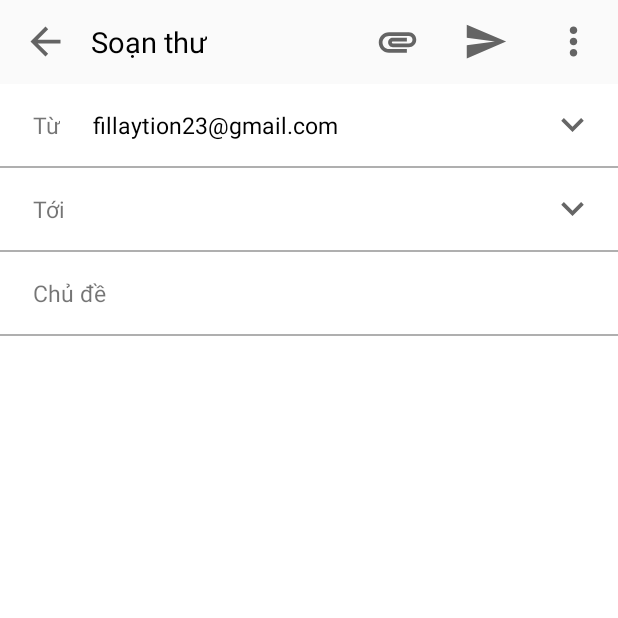
After one commit to JeffKi11er/email_client_app, an Android app: the ComposeActivity screen opened directly, with no data from a screen before it, on a phone screen of 412 x 824 dp, the top half of it. The commit adds this screen. Run offline under Robolectric (Android 15) with nearby library versions, the phone set to English and light mode, and no system bars.

Commit message:
Done activity_compose.xml, doing ActivityCompose.java

```diff
--- a/app/src/main/AndroidManifest.xml
+++ b/app/src/main/AndroidManifest.xml
@@ -9,6 +9,7 @@
         android:roundIcon="@mipmap/ic_launcher_round"
         android:supportsRtl="true"
         android:theme="@style/Theme.Design.Light.NoActionBar">
+        <activity android:name=".activity.ComposeActivity"></activity>
         <activity android:name=".MainActivity">
             <intent-filter>
                 <action android:name="android.intent.action.MAIN" />
--- a/app/src/main/java/com/example/email_client_app/MainActivity.java
+++ b/app/src/main/java/com/example/email_client_app/MainActivity.java
@@ -3,16 +3,20 @@ package com.example.email_client_app;
 import androidx.appcompat.app.AppCompatActivity;
 import androidx.drawerlayout.widget.DrawerLayout;
 
+import android.content.Intent;
 import android.os.Bundle;
 import android.view.View;
 import android.widget.ImageView;
+import android.widget.TextView;
 
+import com.example.email_client_app.activity.ComposeActivity;
 import com.google.android.material.navigation.NavigationView;
 
-public class MainActivity extends AppCompatActivity {
-    ImageView imageViewBar;
-    DrawerLayout drawerLayout;
-    NavigationView nav;
+public class MainActivity extends AppCompatActivity implements View.OnClickListener {
+    private ImageView imageViewBar;
+    private DrawerLayout drawerLayout;
+    private NavigationView nav;
+    private TextView tvCompose;
     @Override
     protected void onCreate(Bundle savedInstanceState) {
         super.onCreate(savedInstanceState);
@@ -23,6 +27,8 @@ public class MainActivity extends AppCompatActivity {
         imageViewBar = findViewById(R.id.img_bar);
         nav = findViewById(R.id.navigationView);
         drawerLayout = findViewById(R.id.drawable);
+        tvCompose = findViewById(R.id.tv_mes);
+        tvCompose.setOnClickListener(this);
         imageViewBar.setOnClickListener(new View.OnClickListener() {
             @Override
             public void onClick(View v) {
@@ -30,4 +36,15 @@ public class MainActivity extends AppCompatActivity {
             }
         });
     }
+
+    @Override
+    public void onClick(View v) {
+        switch (v.getId()){
+            case R.id.tv_mes:
+                Intent intent = new Intent(this, ComposeActivity.class);
+                startActivity(intent);
+                finish();
+                break;
+        }
+    }
 }
--- /dev/null
+++ b/app/src/main/java/com/example/email_client_app/activity/ComposeActivity.java
@@ -0,0 +1,36 @@
+package com.example.email_client_app.activity;
+
+import androidx.appcompat.app.AppCompatActivity;
+
+import android.content.Intent;
+import android.os.Bundle;
+import android.view.View;
+import android.widget.ImageView;
+
+import com.example.email_client_app.MainActivity;
+import com.example.email_client_app.R;
+
+public class ComposeActivity extends AppCompatActivity implements View.OnClickListener {
+    private ImageView imgBack;
+    @Override
+    protected void onCreate(Bundle savedInstanceState) {
+        super.onCreate(savedInstanceState);
+        setContentView(R.layout.activity_compose);
+        init();
+    }
+
+    private void init() {
+        imgBack = findViewById(R.id.img_return);
+        imgBack.setOnClickListener(this);
+    }
+
+    @Override
+    public void onClick(View v) {
+        switch (v.getId()){
+            case R.id.img_return:
+                Intent intent = new Intent(this, MainActivity.class);
+                startActivity(intent);
+                finish();
+        }
+    }
+}
--- /dev/null
+++ b/app/src/main/res/drawable/ic_arrow_back.xml
@@ -0,0 +1,10 @@
+<vector xmlns:android="http://schemas.android.com/apk/res/android"
+    android:width="24dp"
+    android:height="24dp"
+    android:viewportWidth="24"
+    android:viewportHeight="24"
+    android:tint="?attr/colorControlNormal">
+  <path
+      android:fillColor="@android:color/white"
+      android:pathData="M20,11H7.83l5.59,-5.59L12,4l-8,8 8,8 1.41,-1.41L7.83,13H20v-2z"/>
+</vector>
--- /dev/null
+++ b/app/src/main/res/drawable/ic_arrow_down.xml
@@ -0,0 +1,10 @@
+<vector xmlns:android="http://schemas.android.com/apk/res/android"
+    android:width="24dp"
+    android:height="24dp"
+    android:viewportWidth="24"
+    android:viewportHeight="24"
+    android:tint="?attr/colorControlNormal">
+  <path
+      android:fillColor="@android:color/white"
+      android:pathData="M7.41,8.59L12,13.17l4.59,-4.58L18,10l-6,6 -6,-6 1.41,-1.41z"/>
+</vector>
--- /dev/null
+++ b/app/src/main/res/drawable/ic_attachment.xml
@@ -0,0 +1,10 @@
+<vector xmlns:android="http://schemas.android.com/apk/res/android"
+    android:width="24dp"
+    android:height="24dp"
+    android:viewportWidth="24"
+    android:viewportHeight="24"
+    android:tint="?attr/colorControlNormal">
+  <path
+      android:fillColor="@android:color/white"
+      android:pathData="M2,12.5C2,9.46 4.46,7 7.5,7H18c2.21,0 4,1.79 4,4s-1.79,4 -4,4H9.5C8.12,15 7,13.88 7,12.5S8.12,10 9.5,10H17v2H9.41c-0.55,0 -0.55,1 0,1H18c1.1,0 2,-0.9 2,-2s-0.9,-2 -2,-2H7.5C5.57,9 4,10.57 4,12.5S5.57,16 7.5,16H17v2H7.5C4.46,18 2,15.54 2,12.5z"/>
+</vector>
--- /dev/null
+++ b/app/src/main/res/drawable/ic_dot.xml
@@ -0,0 +1,10 @@
+<vector xmlns:android="http://schemas.android.com/apk/res/android"
+    android:width="24dp"
+    android:height="24dp"
+    android:viewportWidth="24"
+    android:viewportHeight="24"
+    android:tint="?attr/colorControlNormal">
+  <path
+      android:fillColor="@android:color/white"
+      android:pathData="M12,8c1.1,0 2,-0.9 2,-2s-0.9,-2 -2,-2 -2,0.9 -2,2 0.9,2 2,2zM12,10c-1.1,0 -2,0.9 -2,2s0.9,2 2,2 2,-0.9 2,-2 -0.9,-2 -2,-2zM12,16c-1.1,0 -2,0.9 -2,2s0.9,2 2,2 2,-0.9 2,-2 -0.9,-2 -2,-2z"/>
+</vector>
--- /dev/null
+++ b/app/src/main/res/layout/activity_compose.xml
@@ -0,0 +1,211 @@
+<?xml version="1.0" encoding="utf-8"?>
+<LinearLayout xmlns:android="http://schemas.android.com/apk/res/android"
+    xmlns:app="http://schemas.android.com/apk/res-auto"
+    xmlns:tools="http://schemas.android.com/tools"
+    android:layout_width="match_parent"
+    android:layout_height="match_parent"
+    android:orientation="vertical"
+    tools:context=".activity.ComposeActivity">
+    <LinearLayout
+        android:layout_width="match_parent"
+        android:layout_height="?attr/actionBarSize"
+        android:orientation="horizontal"
+        android:gravity="center_vertical">
+        <ImageView
+            android:id="@+id/img_return"
+            android:layout_width="30dp"
+            android:layout_height="30dp"
+            android:src="@drawable/ic_arrow_back"
+            android:layout_margin="15dp"/>
+        <LinearLayout
+            android:layout_width="match_parent"
+            android:layout_height="match_parent"
+            android:orientation="horizontal"
+            android:weightSum="2">
+            <LinearLayout
+                android:layout_width="0dp"
+                android:layout_height="match_parent"
+                android:layout_weight="1"
+                android:gravity="center_vertical">
+                <TextView
+                    android:layout_width="wrap_content"
+                    android:layout_height="wrap_content"
+                    android:text="@string/compose"
+                    android:textSize="19sp"
+                    android:textColor="#000"
+                    />
+            </LinearLayout>
+            <LinearLayout
+                android:layout_width="0dp"
+                android:layout_height="match_parent"
+                android:layout_weight="1"
+                android:gravity="center_vertical"
+                android:weightSum="3"
+                android:orientation="horizontal">
+                <LinearLayout
+                    android:layout_width="0dp"
+                    android:layout_weight="1"
+                    android:layout_height="match_parent"
+                    android:gravity="center">
+                    <ImageView
+                        android:layout_width="30dp"
+                        android:layout_height="30dp"
+                        android:src="@drawable/ic_attachment"
+                        android:id="@+id/img_attachment"/>
+                </LinearLayout>
+                <LinearLayout
+                    android:layout_width="0dp"
+                    android:layout_weight="1"
+                    android:layout_height="match_parent"
+                    android:gravity="center">
+                    <ImageView
+                        android:layout_width="30dp"
+                        android:layout_height="30dp"
+                        android:src="@drawable/ic_send"
+                        android:id="@+id/img_send"/>
+                </LinearLayout>
+                <LinearLayout
+                    android:layout_width="0dp"
+                    android:layout_weight="1"
+                    android:layout_height="match_parent"
+                    android:gravity="center">
+                    <ImageView
+                        android:layout_width="30dp"
+                        android:layout_height="30dp"
+                        android:src="@drawable/ic_dot"
+                        android:id="@+id/img_dot"/>
+                </LinearLayout>
+            </LinearLayout>
+        </LinearLayout>
+    </LinearLayout>
+    <LinearLayout
+        android:layout_width="match_parent"
+        android:layout_height="?attr/actionBarSize"
+        android:background="#4D000000"
+        android:weightSum="5">
+        <LinearLayout
+            android:layout_width="0dp"
+            android:layout_weight="4"
+            android:layout_height="match_parent"
+            android:orientation="horizontal"
+            android:layout_marginBottom="1dp"
+            android:background="@color/white"
+            android:gravity="center_vertical"
+            >
+            <TextView
+            android:layout_width="wrap_content"
+            android:layout_height="wrap_content"
+            android:text="@string/from"
+            android:textSize="15sp"
+            android:layout_marginRight="22dp"
+                android:layout_marginLeft="22dp"/>
+            <TextView
+                android:layout_width="wrap_content"
+                android:layout_height="wrap_content"
+                android:textSize="15sp"
+                android:text="@string/email"
+                android:id="@+id/tv_email_from"
+                android:textColor="#000"/></LinearLayout>
+        <RelativeLayout
+            android:layout_width="0dp"
+            android:layout_weight="1"
+            android:layout_height="match_parent"
+            android:background="@color/white"
+            android:layout_marginBottom="1dp">
+            <ImageView
+                android:layout_marginRight="15dp"
+                android:layout_centerVertical="true"
+                android:layout_width="30dp"
+                android:layout_height="30dp"
+                android:src="@drawable/ic_arrow_down"
+                android:layout_alignParentRight="true"
+                android:id="@+id/img_arrow_from_down_1"/>
+        </RelativeLayout>
+    </LinearLayout>
+    <LinearLayout
+        android:layout_width="match_parent"
+        android:layout_height="?attr/actionBarSize"
+        android:background="#4D000000"
+        android:orientation="horizontal"
+        android:weightSum="5">
+        <LinearLayout
+            android:layout_width="0dp"
+            android:layout_weight="4"
+            android:layout_height="match_parent"
+            android:orientation="horizontal"
+            android:layout_marginBottom="1dp"
+            android:background="@color/white"
+            android:gravity="center_vertical"
+            >
+            <TextView
+                android:layout_width="wrap_content"
+                android:layout_height="wrap_content"
+                android:text="@string/to"
+                android:textSize="15sp"
+                android:layout_marginRight="22dp"
+                android:layout_marginLeft="22dp"/>
+            <EditText
+                android:layout_width="match_parent"
+                android:layout_height="wrap_content"
+                android:textSize="15sp"
+                android:background="@color/white"
+                android:id="@+id/edt_email_to"
+                android:textColor="#000"/></LinearLayout>
+        <RelativeLayout
+            android:layout_width="0dp"
+            android:layout_weight="1"
+            android:layout_height="match_parent"
+            android:background="@color/white"
+            android:layout_marginBottom="1dp">
+            <ImageView
+                android:layout_marginRight="15dp"
+                android:layout_centerVertical="true"
+                android:layout_width="30dp"
+                android:layout_height="30dp"
+                android:src="@drawable/ic_arrow_down"
+                android:layout_alignParentRight="true"
+                android:id="@+id/img_arrow_from_down_2"/>
+        </RelativeLayout>
+    </LinearLayout>
+    <RelativeLayout
+        android:layout_width="match_parent"
+        android:layout_height="?attr/actionBarSize"
+        android:background="#4D000000">
+        <LinearLayout
+            android:layout_width="match_parent"
+            android:layout_height="match_parent"
+            android:orientation="horizontal"
+            android:layout_marginBottom="1dp"
+            android:background="@color/white"
+            android:gravity="center_vertical"
+            >
+            <TextView
+                android:layout_width="wrap_content"
+                android:layout_height="wrap_content"
+                android:text="@string/theme"
+                android:textSize="15sp"
+                android:layout_marginRight="22dp"
+                android:layout_marginLeft="22dp"/>
+            <EditText
+                android:layout_width="match_parent"
+                android:layout_height="wrap_content"
+                android:textSize="15sp"
+                android:background="@color/white"
+                android:id="@+id/edt_email_subject"
+                android:textColor="#000"/></LinearLayout>
+    </RelativeLayout>
+    <LinearLayout
+        android:layout_width="match_parent"
+        android:layout_height="match_parent"
+        android:padding="15dp"
+        android:background="@color/white"
+        >
+        <EditText
+            android:background="@color/white"
+            android:id="@+id/edt_detail"
+            android:textSize="15sp"
+            android:layout_width="match_parent"
+            android:layout_height="wrap_content"
+            />
+    </LinearLayout>
+</LinearLayout>
--- a/app/src/main/res/layout/activity_main.xml
+++ b/app/src/main/res/layout/activity_main.xml
@@ -5,7 +5,7 @@
     android:id="@+id/drawable"
     android:layout_width="match_parent"
     android:layout_height="match_parent"
-
+    tools:openDrawer="start"
     >
     <RelativeLayout
         android:layout_width="match_parent"
--- a/app/src/main/res/values/strings.xml
+++ b/app/src/main/res/values/strings.xml
@@ -20,4 +20,12 @@
     <string name="search">Tìm kiếm trong thư</string>
     <string name="message">Thư</string>
     <string name="meeting">Họp mặt</string>
+    <string name="compose">Soạn thư</string>
+    <string name="from">Từ</string>
+    <string name="to">Tới</string>
+    <string name="cc">Cc</string>
+    <string name="bcc">Bcc</string>
+    <string name="theme">Chủ đề</string>
+    <string name="compose_email">Soạn email</string>
+    <string name="email">fillaytion23@gmail.com</string>
 </resources>
```
